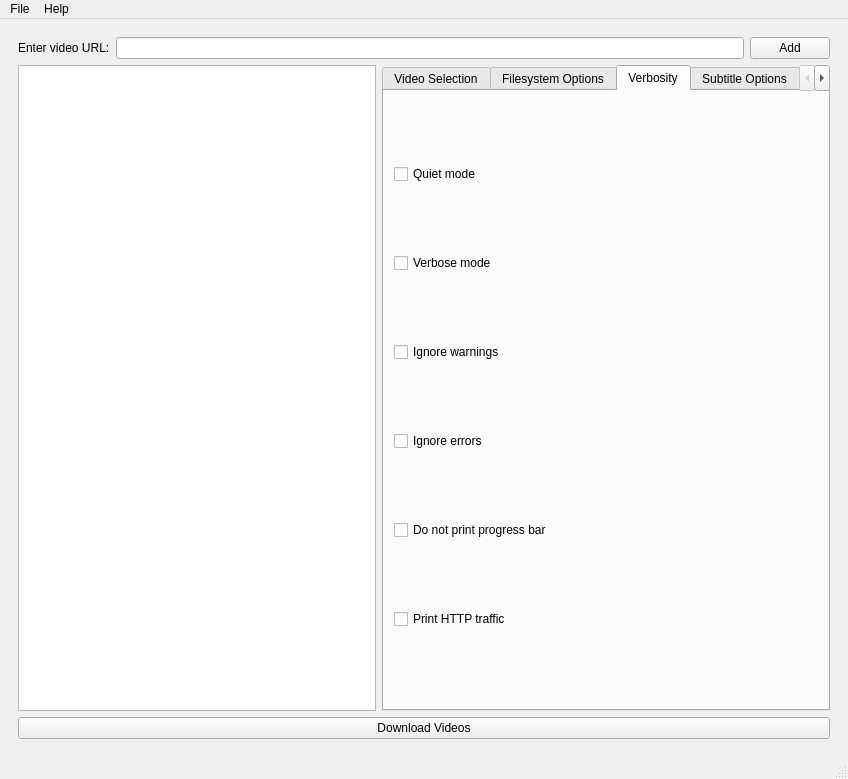
This is UI_Files/main_window.ui in lzambella/Qyoutube-dl as Qt 5 draws it before an edit. The edited form follows.
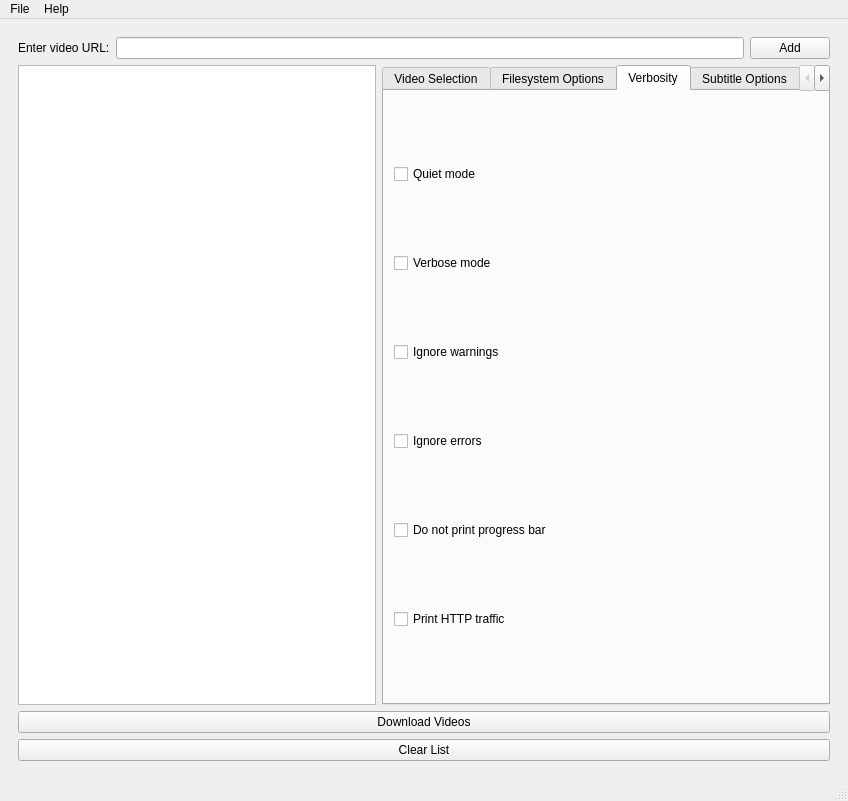
This is the edited form. The open tabs and pages were chosen to show the change.

Commit message: Implemented some settings.

What changed in the file:
```diff
--- a/UI_Files/main_window.ui
+++ b/UI_Files/main_window.ui
@@ -594,6 +594,13 @@
          </property>
         </widget>
        </item>
+       <item>
+        <widget class="QPushButton" name="clear_list">
+         <property name="text">
+          <string>Clear List</string>
+         </property>
+        </widget>
+       </item>
       </layout>
      </widget>
     </item>
```
Left out of the diff: 50 changed lines with no effect on the pictures. The commit also changes 2 other files.
